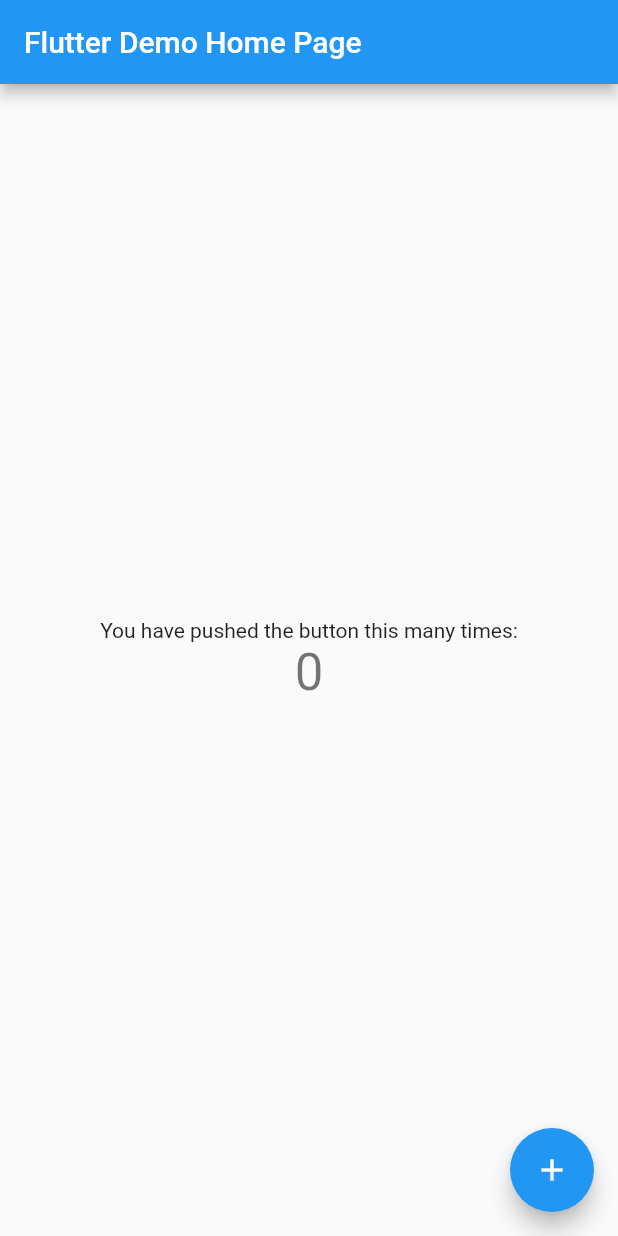
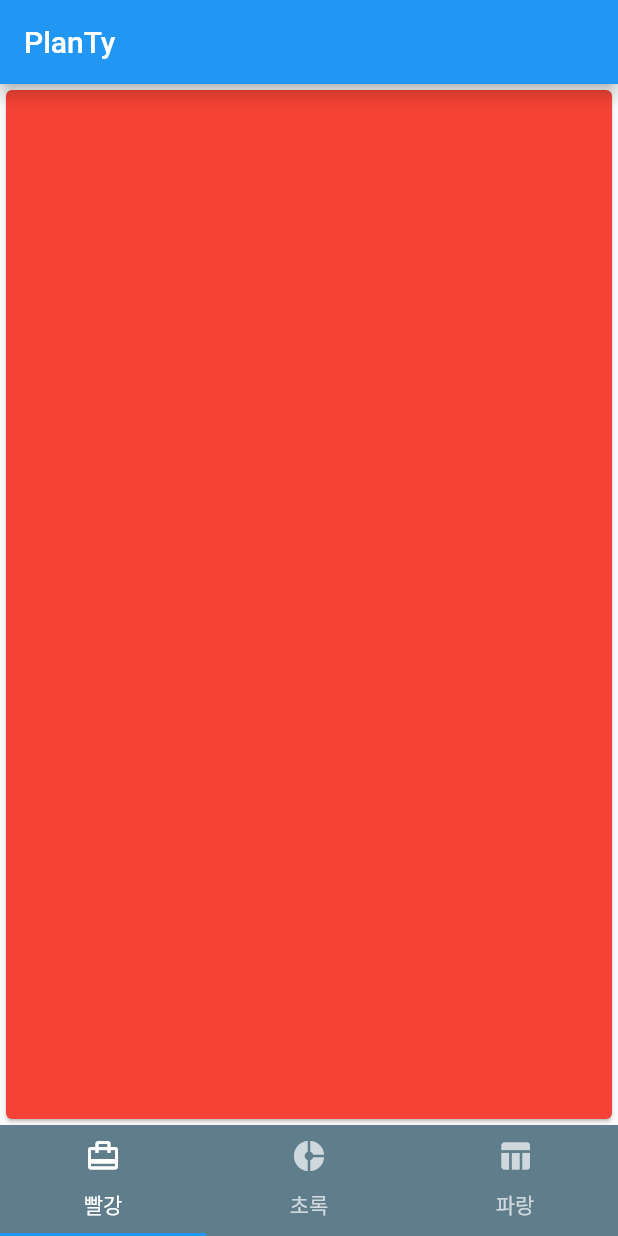
Before and after one commit to silverstar03/PlanTy, a Flutter app: the screen it shows after launch, on a phone screen of 412 x 824 dp. Run offline on Flutter 3.47's test engine with Material 2 defaults, Android fonts, the phone set to English and light mode, and no system bars.

Commit message:
하단 탭바

```diff
--- a/lib/main.dart
+++ b/lib/main.dart
@@ -1,113 +1,92 @@
 import 'package:flutter/material.dart';
 
-void main() {
-  runApp(MyApp());
+void main() => runApp(MaterialApp(home: MyTabs()));
+
+// TabController 객체를 멤버로 만들어서 상태를 유지하기 때문에 StatefulWidget 클래스 사용
+class MyTabs extends StatefulWidget{
+  @override
+  MyTabsState createState() => MyTabsState();
 }
 
-class MyApp extends StatelessWidget {
-  // This widget is the root of your application.
+// SingleTickerProviderStateMixin 클래스는 애니메이션을 처리하기 위한 헬퍼 클래스
+// 상속에 포함시키지 않으면 탭바 컨트롤러를 생성할 수 없다.
+// mixin은 다중 상속에서 코드를 재사용하기 위한 한 가지 방법으로 with 키워드와 함께 사용
+class MyTabsState extends State<MyTabs> with SingleTickerProviderStateMixin {
+  // 컨트롤러는 TabBar와 TabBarView 객체를 생성할 때 직접 전달
+  TabController controller;
+
+  // 객체가 위젯 트리에 추가될 때 호출되는 함수. 즉, 그려지기 전에 탭바 컨트롤러 샛성.
   @override
-  Widget build(BuildContext context) {
-    return MaterialApp(
-      title: 'Flutter Demo',
-      theme: ThemeData(
-        // This is the theme of your application.
-        //
-        // Try running your application with "flutter run". You'll see the
-        // application has a blue toolbar. Then, without quitting the app, try
-        // changing the primarySwatch below to Colors.green and then invoke
-        // "hot reload" (press "r" in the console where you ran "flutter run",
-        // or simply save your changes to "hot reload" in a Flutter IDE).
-        // Notice that the counter didn't reset back to zero; the application
-        // is not restarted.
-        primarySwatch: Colors.blue,
+  void initState(){
+    super.initState();
+
+    // SingleTickerProviderStateMixin를 상속 받아서
+    // vsync에 this 형태로 전달해야 애니메이션이 정상 처리된다.
+    controller = TabController(vsync: this, length: 3);
+  }
+
+  // initState 함수의 반대.
+  // 위젯 트리에서 제거되기 전에 호출. 멤버로 갖고 있는 컨트롤러부터 제거.
+  @override
+  void dispose(){
+    controller.dispose();
+    super.dispose();
+  }
+
+  @override
+  Widget build(BuildContext context){
+    return Scaffold(
+      appBar: AppBar(title: Text('PlanTy')),
+      body: TabBarView(
+          controller: controller,                     // 컨트롤러 연결
+          children: [Red(), Green(), Blue()]
       ),
-      home: MyHomePage(title: 'Flutter Demo Home Page'),
+      bottomNavigationBar: Container(
+        child: TabBar(
+            controller: controller,                 // 컨트롤러 연결
+            tabs: [
+              // 아이콘은 글자 수 같은 걸로 선택. 의미 없음. 제목에 들어간 색상은 중요.
+              Tab(icon: Icon(Icons.card_travel), text: '빨강'),
+              Tab(icon: Icon(Icons.donut_small), text: '초록',),
+              Tab(icon: Icon(Icons.table_chart), text: '파랑'),
+            ]
+        ),
+        color: Colors.blueGrey,
+      ),
     );
   }
 }
 
-class MyHomePage extends StatefulWidget {
-  MyHomePage({Key key, this.title}) : super(key: key);
-
-  // This widget is the home page of your application. It is stateful, meaning
-  // that it has a State object (defined below) that contains fields that affect
-  // how it looks.
-
-  // This class is the configuration for the state. It holds the values (in this
-  // case the title) provided by the parent (in this case the App widget) and
-  // used by the build method of the State. Fields in a Widget subclass are
-  // always marked "final".
-
-  final String title;
-
+// Card 위젯 구현
+class Red extends StatelessWidget {
   @override
-  _MyHomePageState createState() => _MyHomePageState();
+  Widget build(BuildContext context){
+    return Card(color: Colors.red);
+  }
 }
 
-class _MyHomePageState extends State<MyHomePage> {
-  int _counter = 0;
-
-  void _incrementCounter() {
-    setState(() {
-      // This call to setState tells the Flutter framework that something has
-      // changed in this State, which causes it to rerun the build method below
-      // so that the display can reflect the updated values. If we changed
-      // _counter without calling setState(), then the build method would not be
-      // called again, and so nothing would appear to happen.
-      _counter++;
-    });
-  }
-
+// Text 위젯 구현
+class Green extends StatelessWidget {
   @override
-  Widget build(BuildContext context) {
-    // This method is rerun every time setState is called, for instance as done
-    // by the _incrementCounter method above.
-    //
-    // The Flutter framework has been optimized to make rerunning build methods
-    // fast, so that you can just rebuild anything that needs updating rather
-    // than having to individually change instances of widgets.
-    return Scaffold(
-      appBar: AppBar(
-        // Here we take the value from the MyHomePage object that was created by
-        // the App.build method, and use it to set our appbar title.
-        title: Text(widget.title),
+  Widget build(BuildContext context){
+    return Container(
+      child: Center(
       ),
-      body: Center(
-        // Center is a layout widget. It takes a single child and positions it
-        // in the middle of the parent.
-        child: Column(
-          // Column is also a layout widget. It takes a list of children and
-          // arranges them vertically. By default, it sizes itself to fit its
-          // children horizontally, and tries to be as tall as its parent.
-          //
-          // Invoke "debug painting" (press "p" in the console, choose the
-          // "Toggle Debug Paint" action from the Flutter Inspector in Android
-          // Studio, or the "Toggle Debug Paint" command in Visual Studio Code)
-          // to see the wireframe for each widget.
-          //
-          // Column has various properties to control how it sizes itself and
-          // how it positions its children. Here we use mainAxisAlignment to
-          // center the children vertically; the main axis here is the vertical
-          // axis because Columns are vertical (the cross axis would be
-          // horizontal).
-          mainAxisAlignment: MainAxisAlignment.center,
-          children: <Widget>[
-            Text(
-              'You have pushed the button this many times:',
-            ),
-            Text(
-              '$_counter',
-              style: Theme.of(context).textTheme.headline4,
-            ),
-          ],
-        ),
-      ),
-      floatingActionButton: FloatingActionButton(
-        onPressed: _incrementCounter,
-        tooltip: 'Increment',
-        child: Icon(Icons.add),
-      ), // This trailing comma makes auto-formatting nicer for build methods.
+      color: Colors.green,
+      margin: EdgeInsets.all(6.0),
     );
   }
 }
+
+// Icon 위젯 구현
+class Blue extends StatelessWidget {
+  @override
+  Widget build(BuildContext context){
+    return Container(
+      child: Center(
+      ),
+      color: Colors.blue,
+      margin: EdgeInsets.all(6.0),
+    );
+  }
+}
```
